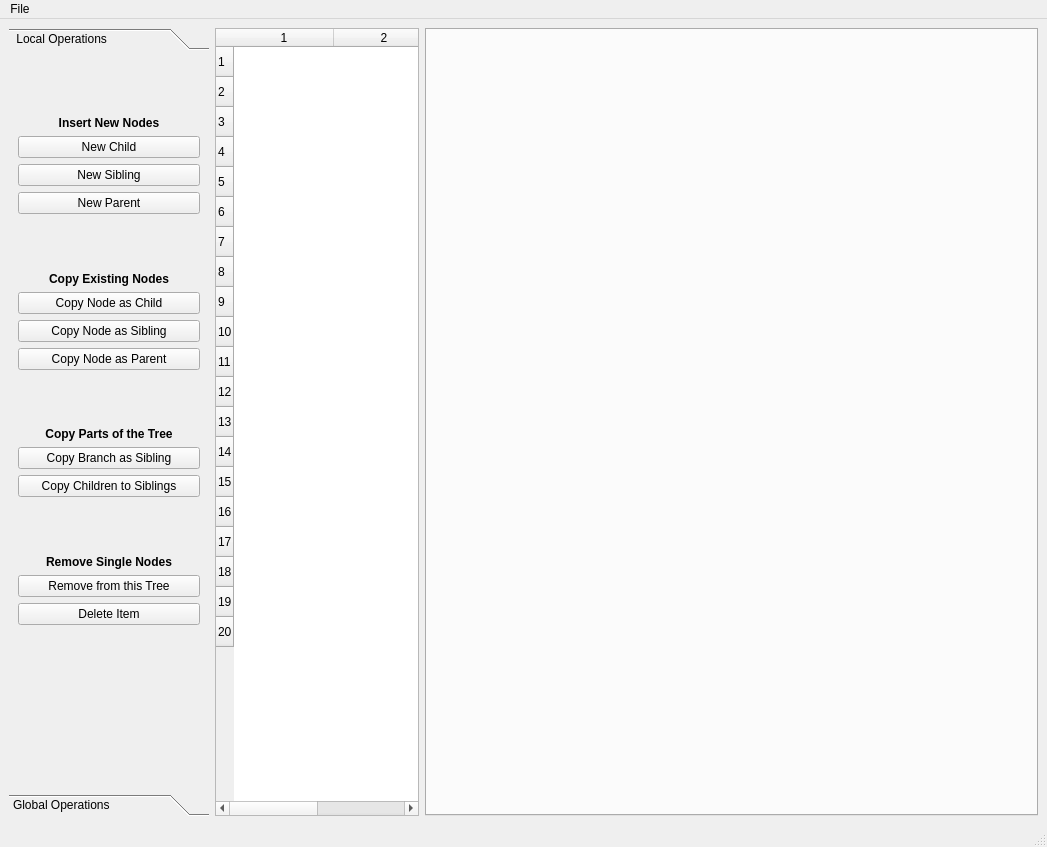
Before: the Qt Designer form mainwindow.ui in jkanev/treetime, drawn with Qt 5.
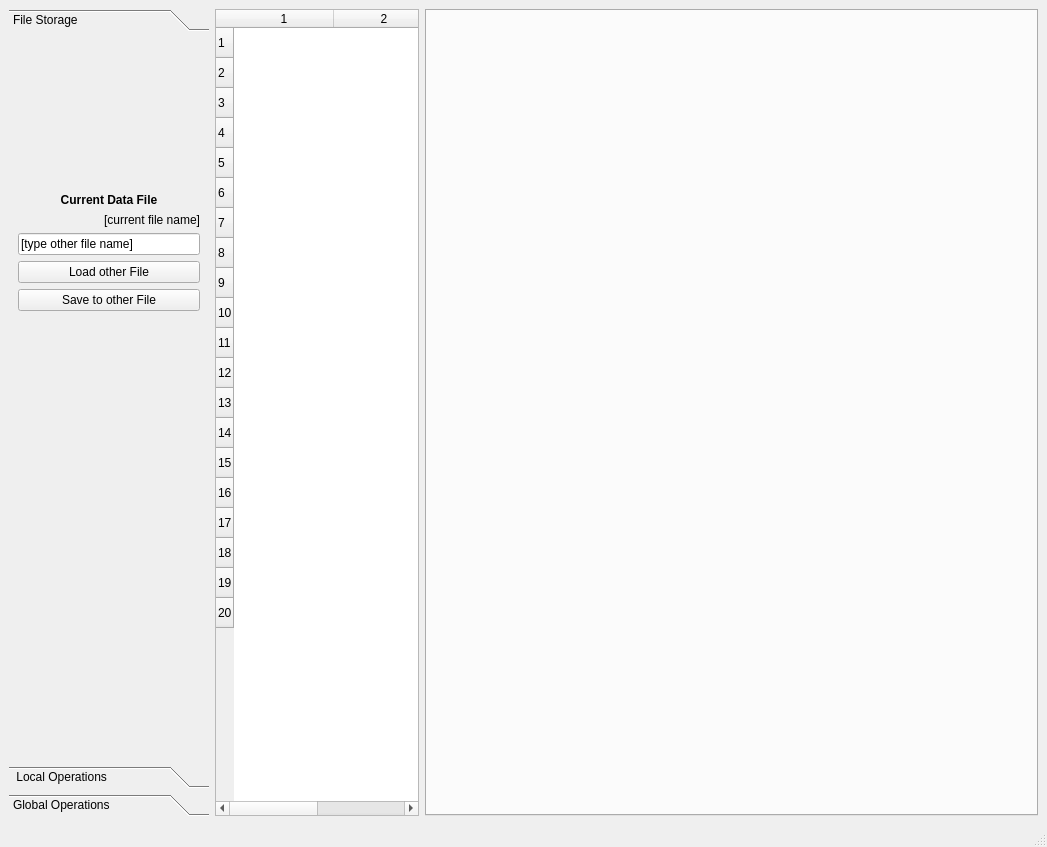
After: the same form once the commit is applied. The open tabs and pages were chosen to show the change.

The edit to the form file:
```diff
--- a/mainwindow.ui
+++ b/mainwindow.ui
@@ -32,13 +32,148 @@
       <property name="currentIndex">
        <number>0</number>
       </property>
+      <widget class="QWidget" name="fileIo">
+       <property name="geometry">
+        <rect>
+         <x>0</x>
+         <y>0</y>
+         <width>200</width>
+         <height>716</height>
+        </rect>
+       </property>
+       <attribute name="label">
+        <string>File Storage</string>
+       </attribute>
+       <layout class="QVBoxLayout" name="verticalLayout">
+        <item>
+         <spacer name="verticalSpacer_10">
+          <property name="orientation">
+           <enum>Qt::Vertical</enum>
+          </property>
+          <property name="sizeHint" stdset="0">
+           <size>
+            <width>20</width>
+            <height>40</height>
+           </size>
+          </property>
+         </spacer>
+        </item>
+        <item>
+         <widget class="QLabel" name="label_5">
+          <property name="font">
+           <font>
+            <weight>75</weight>
+            <bold>true</bold>
+           </font>
+          </property>
+          <property name="text">
+           <string>Current Data File</string>
+          </property>
+          <property name="scaledContents">
+           <bool>false</bool>
+          </property>
+          <property name="alignment">
+           <set>Qt::AlignCenter</set>
+          </property>
+         </widget>
+        </item>
+        <item>
+         <widget class="QLabel" name="labelCurrentFile">
+          <property name="enabled">
+           <bool>true</bool>
+          </property>
+          <property name="sizePolicy">
+           <sizepolicy hsizetype="Ignored" vsizetype="Fixed">
+            <horstretch>0</horstretch>
+            <verstretch>0</verstretch>
+           </sizepolicy>
+          </property>
+          <property name="text">
+           <string>[current file name]</string>
+          </property>
+          <property name="alignment">
+           <set>Qt::AlignRight|Qt::AlignTrailing|Qt::AlignVCenter</set>
+          </property>
+          <property name="wordWrap">
+           <bool>false</bool>
+          </property>
+          <property name="openExternalLinks">
+           <bool>true</bool>
+          </property>
+          <property name="textInteractionFlags">
+           <set>Qt::LinksAccessibleByMouse</set>
+          </property>
+         </widget>
+        </item>
+        <item>
+         <widget class="QLineEdit" name="lineEditNewFileName">
+          <property name="text">
+           <string>[type other file name]</string>
+          </property>
+         </widget>
+        </item>
+        <item>
+         <widget class="QPushButton" name="pushButtonLoadFile">
+          <property name="text">
+           <string>Load other File</string>
+          </property>
+         </widget>
+        </item>
+        <item>
+         <widget class="QPushButton" name="pushButtonSaveToFile">
+          <property name="text">
+           <string>Save to other File</string>
+          </property>
+         </widget>
+        </item>
+        <item>
+         <spacer name="verticalSpacer_12">
+          <property name="orientation">
+           <enum>Qt::Vertical</enum>
+          </property>
+          <property name="sizeHint" stdset="0">
+           <size>
+            <width>20</width>
+            <height>40</height>
+           </size>
+          </property>
+         </spacer>
+        </item>
+        <item>
+         <spacer name="verticalSpacer_11">
+          <property name="orientation">
+           <enum>Qt::Vertical</enum>
+          </property>
+          <property name="sizeHint" stdset="0">
+           <size>
+            <width>20</width>
+            <height>40</height>
+           </size>
+          </property>
+         </spacer>
+        </item>
+        <item>
+         <spacer name="verticalSpacer_9">
+          <property name="orientation">
+           <enum>Qt::Vertical</enum>
+          </property>
+          <property name="sizeHint" stdset="0">
+           <size>
+            <width>20</width>
+            <height>127</height>
+           </size>
+          </property>
+         </spacer>
+        </item>
+       </layout>
+      </widget>
       <widget class="QWidget" name="pageTree">
        <property name="geometry">
         <rect>
          <x>0</x>
          <y>0</y>
          <width>200</width>
-         <height>722</height>
+         <height>716</height>
         </rect>
        </property>
        <attribute name="label">
@@ -373,23 +508,6 @@
     </item>
    </layout>
   </widget>
-  <widget class="QMenuBar" name="menubar">
-   <property name="geometry">
-    <rect>
-     <x>0</x>
-     <y>0</y>
-     <width>1047</width>
-     <height>29</height>
-    </rect>
-   </property>
-   <widget class="QMenu" name="menuFile">
-    <property name="title">
-     <string>File</string>
-    </property>
-    <addaction name="actionQuit"/>
-   </widget>
-   <addaction name="menuFile"/>
-  </widget>
   <widget class="QStatusBar" name="statusbar"/>
   <action name="actionQuit">
    <property name="text">
```
Left out of the diff: 2 changed lines with no effect on the pictures.
